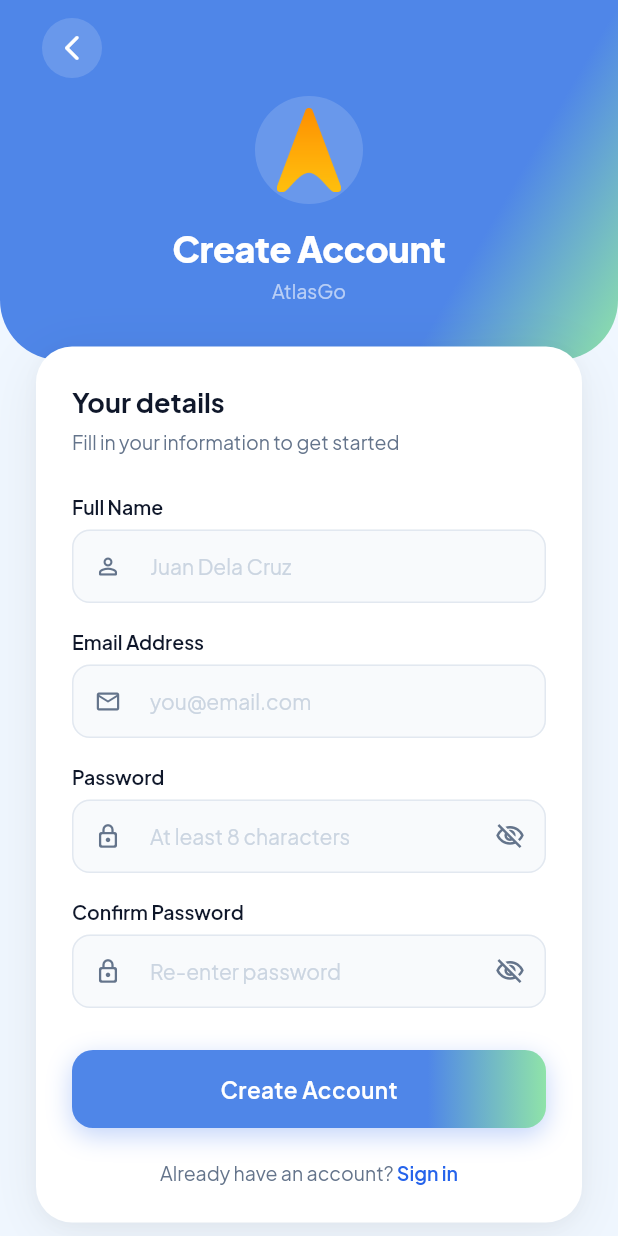
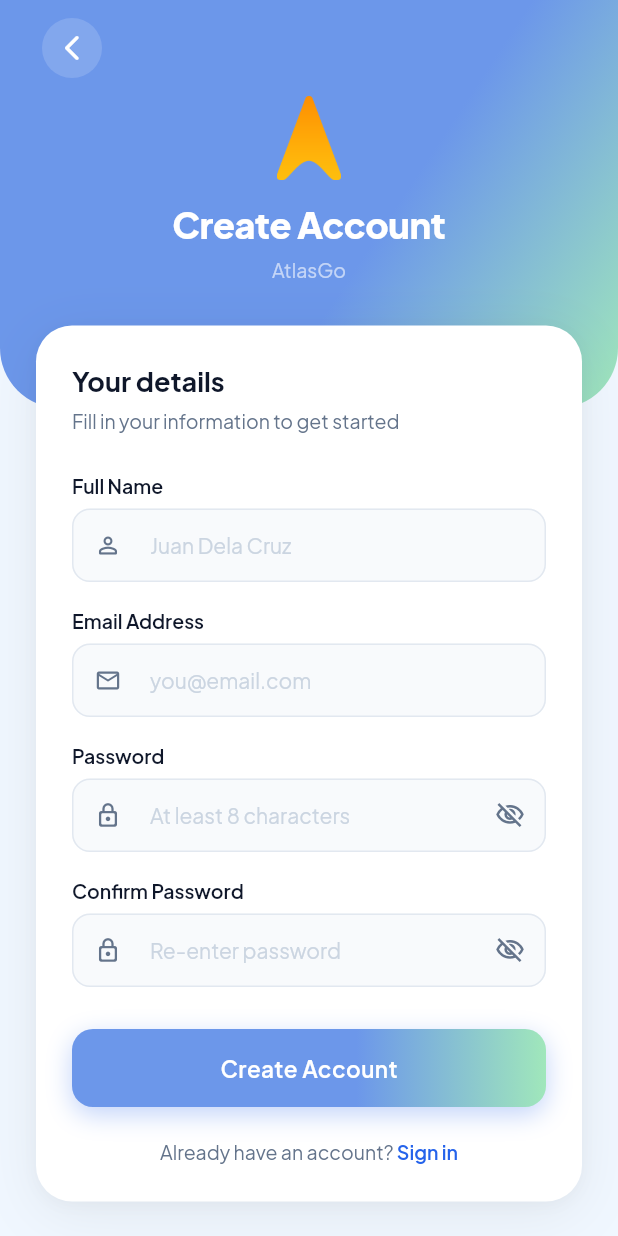
Before and after one commit to junloutordos/bugsaymis-mobile, a Flutter app: the screen it shows after launch, after a tap on "I'm a Parent", after a tap on "Sign In", after a tap on "Create account", on a phone screen of 412 x 824 dp. Run offline on Flutter 3.47's test engine with Material 3 defaults, Android fonts, the phone set to English and light mode, and no system bars; our stand-ins replace barcode_widget, dio, firebase_core, firebase_messaging, fl_chart, flutter_local_notifications and 9 more; missing offline and left inert: mobile_scanner, screen_brightness; accounts and stored records are empty; network calls fail.

Commit message:
fix(atlasgo): soften gradient to 60/40, fix Create Account subtitle clipping, update footer copy
- AppGradients hero/button: softer/lighter blue+green tones, split
  changed from 75/25 to 60/40 blue-dominant
- Register screen: fixed a real bug where the 'AtlasGo' subtitle was
  landing past the arc's fixed-height gradient onto the plain authBg
  background, where white60 text is nearly invisible — root cause was
  the previous session's fix (shrinking the icon + adding bottom
  padding) not accounting for the arc's height staying fixed at 240.
  Increased arc height to 272 to comfortably contain the content with
  real breathing room, removed the redundant padding wrapper, kept the
  circle-free icon treatment
- Login footer: new tagline copy

```diff
--- a/lib/src/core/theme.dart
+++ b/lib/src/core/theme.dart
@@ -84,30 +84,29 @@ class AppMotion {
 class AppGradients {
   AppGradients._();
 
-  /// Same pastel blue-green treatment as [hero] (blue solid through 75%,
-  /// blending to green only in the final quarter) — kept horizontal since
+  /// Same pastel blue-green treatment as [hero] (blue solid through 60%,
+  /// blending to green over the final 40%) — kept horizontal since
   /// buttons are wide/short and a left-to-right read suits that shape
   /// better than the diagonal [hero] uses.
   static const button = LinearGradient(
     begin: Alignment.centerLeft,
     end: Alignment.centerRight,
-    colors: [Color(0xFF4F86E8), Color(0xFF4F86E8), Color(0xFF8FE3A9)],
-    stops: [0.0, 0.75, 1.0],
+    colors: [Color(0xFF6C97EA), Color(0xFF6C97EA), Color(0xFFA0E7BB)],
+    stops: [0.0, 0.6, 1.0],
   );
 
   /// Contained-hero gradient — used by HeroHeader and the Login banner.
-  /// Medium-saturated blue to soft pastel green, matching the reference
-  /// design (blue-dominant, green as the secondary accent) — blue stays
-  /// solid through 75% of the diagonal, then blends into green over the
-  /// final quarter, so green reads as a corner accent rather than an
-  /// equal partner. The blue stop is deliberately not ultra-pale — it
-  /// needs to stay dark enough for the white greeting/name text drawn on
-  /// top of it.
+  /// Soft, gently desaturated pastel blue to pastel green (blue-dominant,
+  /// green as the secondary accent) — blue stays solid through 60% of the
+  /// diagonal, then blends into green over the final 40%, a 60/40 split
+  /// so green reads as a clear secondary rather than an equal partner.
+  /// The blue stop is deliberately not ultra-pale — it needs to stay dark
+  /// enough for the white greeting/name text drawn on top of it.
   static const hero = LinearGradient(
     begin: Alignment.topLeft,
     end: Alignment.bottomRight,
-    colors: [Color(0xFF4F86E8), Color(0xFF4F86E8), Color(0xFF8FE3A9)],
-    stops: [0.0, 0.75, 1.0],
+    colors: [Color(0xFF6C97EA), Color(0xFF6C97EA), Color(0xFFA0E7BB)],
+    stops: [0.0, 0.6, 1.0],
   );
 
   /// Per-feature-area identity gradients — used on section headers, stat
--- a/lib/src/features/auth/login_screen.dart
+++ b/lib/src/features/auth/login_screen.dart
@@ -215,8 +215,8 @@ class _LoginScreenState extends ConsumerState<LoginScreen>
           ),
           const SizedBox(height: 14),
           Text(
-            'AtlasGo is the Mobile app of Philippine Science High '
-            'School – Caraga Region Campus in Butuan City',
+            'AtlasGo — the mobile app companion of Atlas, the PSHS-CRC '
+            'Centralized Campus Management Information System.',
             textAlign: TextAlign.center,
             style: AppTextStyles.caption,
           ),
--- a/lib/src/features/auth/register_screen.dart
+++ b/lib/src/features/auth/register_screen.dart
@@ -77,7 +77,7 @@ class _RegisterScreenState extends ConsumerState<RegisterScreen> {
             Positioned(
               top: 0, left: 0, right: 0,
               child: Container(
-                height: 240,
+                height: 272,
                 decoration: const BoxDecoration(
                   gradient: AppGradients.hero,
                   borderRadius: BorderRadius.only(
@@ -119,15 +119,9 @@ class _RegisterScreenState extends ConsumerState<RegisterScreen> {
                     Center(
                       child: Column(
                         children: [
-                          Container(
-                            width: 72,
-                            height: 72,
-                            decoration: BoxDecoration(
-                              color: Colors.white.withValues(alpha: 0.15),
-                              shape: BoxShape.circle,
-                            ),
-                            child: Padding(
-                              padding: const EdgeInsets.all(8),
+                          SizedBox(
+                            width: 56,
+                            height: 56,
                             child: Image.asset(
                               'assets/images/atlas_arrow.png',
                               fit: BoxFit.contain,
@@ -137,12 +131,11 @@ class _RegisterScreenState extends ConsumerState<RegisterScreen> {
                                   size: 40),
                             ),
                           ),
-                          ),
                           const SizedBox(height: 12),
                           Text('Create Account',
                               style: AppTextStyles.screenTitle.copyWith(
                                   color: Colors.white, fontSize: 24)),
-                          const SizedBox(height: 2),
+                          const SizedBox(height: 4),
                           Text('AtlasGo',
                               style: AppTextStyles.cardSubtitle
                                   .copyWith(color: Colors.white60)),
```
Also changed, not shown: 1 other file. Lines whose indentation alone changed are shown as unchanged.
